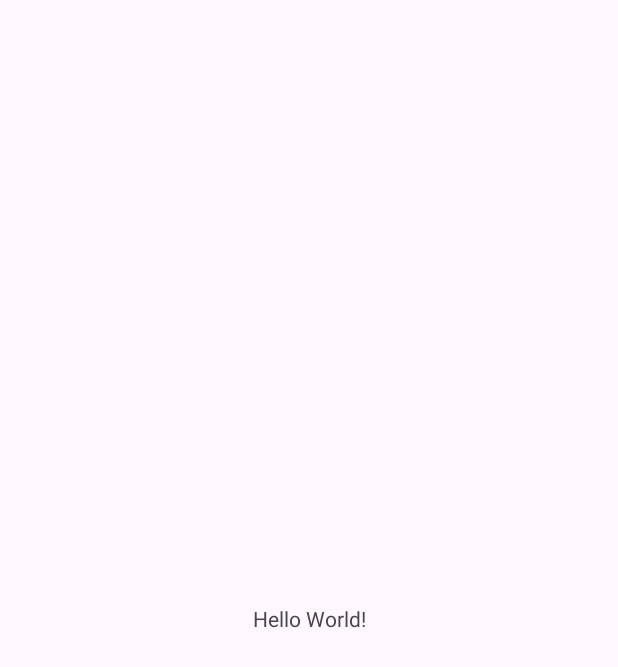
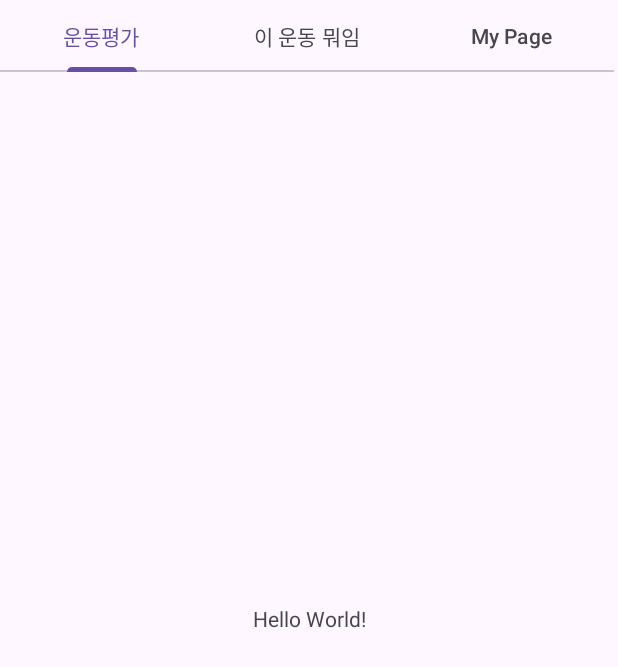
Before and after one commit to joseph1723/Madcamp4, an Android app: the screen it shows after launch (MainActivity), on a phone screen of 412 x 824 dp. Before the commit the part shown is almost empty. Shown: the top 667 px of the screen. Run offline under Robolectric (Android 15) with nearby library versions, the light colour scheme and no system bars.

Commit message:
Add tab template

```diff
--- a/app/src/main/res/layout/activity_main.xml
+++ b/app/src/main/res/layout/activity_main.xml
@@ -16,4 +16,26 @@
         app:layout_constraintStart_toStartOf="parent"
         app:layout_constraintTop_toTopOf="parent" />
 
+    <com.google.android.material.tabs.TabLayout
+        android:layout_width="409dp"
+        android:layout_height="wrap_content"
+        tools:layout_editor_absoluteX="1dp"
+        tools:layout_editor_absoluteY="1dp">
+
+        <com.google.android.material.tabs.TabItem
+            android:layout_width="wrap_content"
+            android:layout_height="wrap_content"
+            android:text="운동평가" />
+
+        <com.google.android.material.tabs.TabItem
+            android:layout_width="wrap_content"
+            android:layout_height="wrap_content"
+            android:text="이 운동 뭐임" />
+
+        <com.google.android.material.tabs.TabItem
+            android:layout_width="wrap_content"
+            android:layout_height="wrap_content"
+            android:text="My Page" />
+    </com.google.android.material.tabs.TabLayout>
+
 </androidx.constraintlayout.widget.ConstraintLayout>
```
